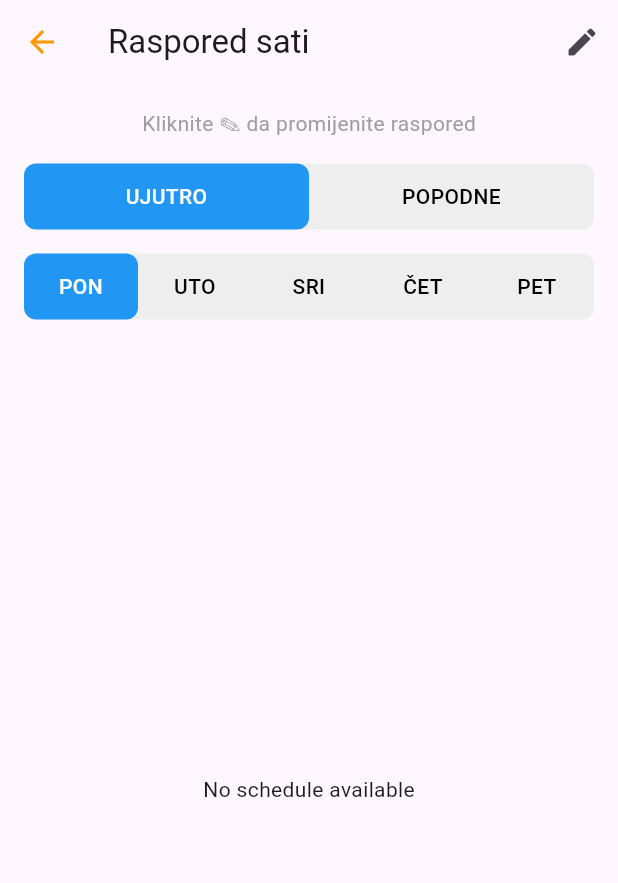
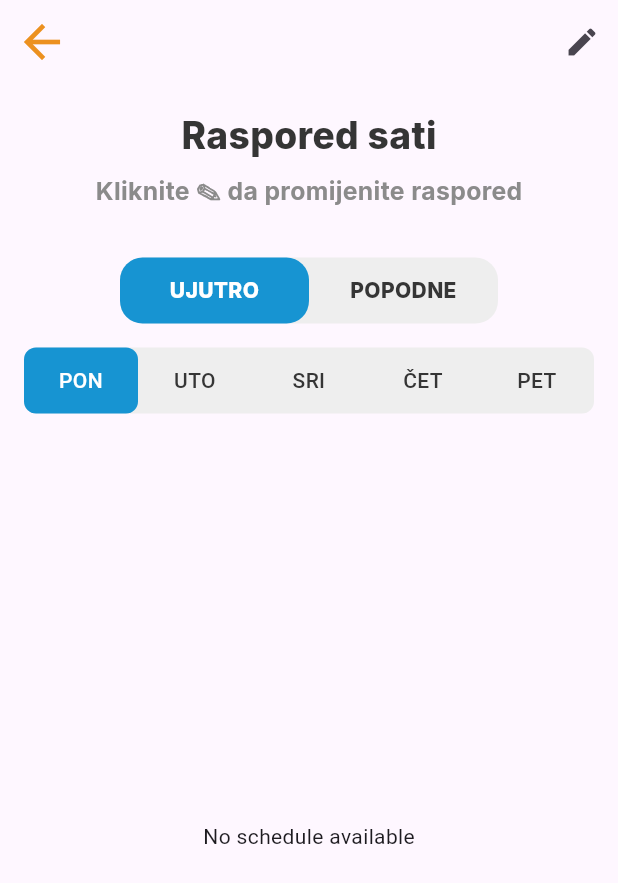
Before and after one commit to Aschmenzy/Odlikas_Flutter, a Flutter app: the SchedulePage screen opened directly, on a phone screen of 412 x 824 dp. Shown: the top 883 px of the screen. Run offline on Flutter 3.47's test engine with Material 3 defaults, Android fonts, the light colour scheme and no system bars; our stand-ins replace cloud_firestore, dotted_border, file_picker, firebase_core, flutter_dotenv, google_fonts and 4 more; missing offline and left inert: mobile_scanner, syncfusion_flutter_pdfviewer; accounts and stored records are empty.

Commit message:
SchedulePage and QuerryPage
----------------------Schedule Page------------------------------
Optimizing the schedulePage code and adding better styling,
Putting diffrent parts of the code into multiple files for better readability

----------------------Query Page----------------------------------
Made the querry page get the jobId from the previous page,
Now when useres sends a job request it makes a collection in that jobs collection for specific user data

---------------Icon ------------------------
added the testing logo for the mobile app

```diff
--- a/odlikas_mobilna/lib/pages/JobDetailsPage/job_details_page.dart
+++ b/odlikas_mobilna/lib/pages/JobDetailsPage/job_details_page.dart
@@ -197,7 +197,9 @@ class JobDetailsPage extends StatelessWidget {
                       buttonText: "POŠALJI UPIT",
                       ontap: () {
                         Navigator.of(context).push(MaterialPageRoute(
-                            builder: (context) => QueryPage()));
+                            builder: (context) => QueryPage(
+                                  jobId: jobId,
+                                )));
                       },
                       height: screenHeight * 0.07,
                       width: screenWidth,
--- /dev/null
+++ b/odlikas_mobilna/lib/pages/SchedulePage/Widgets/daySelector.dart
@@ -0,0 +1,70 @@
+import 'package:flutter/material.dart';
+import 'package:odlikas_mobilna/constants/constants.dart';
+
+class DaySelector extends StatelessWidget {
+  final String selectedDay;
+  final ValueChanged<String> onDaySelected;
+  final List<String> days = const ['PON', 'UTO', 'SRI', 'ČET', 'PET'];
+
+  const DaySelector({
+    super.key,
+    required this.selectedDay,
+    required this.onDaySelected,
+  });
+
+  @override
+  Widget build(BuildContext context) {
+    return Container(
+      margin: const EdgeInsets.all(16.0),
+      decoration: BoxDecoration(
+        color: Colors.grey[200],
+        borderRadius: BorderRadius.circular(8),
+      ),
+      child: Row(
+        children: days
+            .map((day) => _DayButton(
+                  day: day,
+                  isSelected: selectedDay == day,
+                  onTap: () => onDaySelected(day),
+                ))
+            .toList(),
+      ),
+    );
+  }
+}
+
+class _DayButton extends StatelessWidget {
+  final String day;
+  final bool isSelected;
+  final VoidCallback onTap;
+
+  const _DayButton({
+    required this.day,
+    required this.isSelected,
+    required this.onTap,
+  });
+
+  @override
+  Widget build(BuildContext context) {
+    return Expanded(
+      child: GestureDetector(
+        onTap: onTap,
+        child: Container(
+          padding: const EdgeInsets.symmetric(vertical: 12),
+          decoration: BoxDecoration(
+            color: isSelected ? AppColors.primary : Colors.transparent,
+            borderRadius: BorderRadius.circular(8),
+          ),
+          child: Text(
+            day.substring(0, 3),
+            textAlign: TextAlign.center,
+            style: TextStyle(
+              color: isSelected ? Colors.white : AppColors.secondary,
+              fontWeight: FontWeight.w500,
+            ),
+          ),
+        ),
+      ),
+    );
+  }
+}
--- /dev/null
+++ b/odlikas_mobilna/lib/pages/SchedulePage/Widgets/timeButton.dart
@@ -0,0 +1,39 @@
+import 'package:flutter/material.dart';
+import 'package:google_fonts/google_fonts.dart';
+import 'package:odlikas_mobilna/constants/constants.dart';
+
+class TimeButton extends StatelessWidget {
+  final String title;
+  final bool isSelected;
+  final VoidCallback onTap;
+
+  const TimeButton({
+    required this.title,
+    required this.isSelected,
+    required this.onTap,
+  });
+
+  @override
+  Widget build(BuildContext context) {
+    return Expanded(
+      child: GestureDetector(
+        onTap: onTap,
+        child: Container(
+          padding: const EdgeInsets.symmetric(vertical: 12),
+          decoration: BoxDecoration(
+            color: isSelected ? AppColors.primary : Colors.transparent,
+            borderRadius: BorderRadius.circular(15),
+          ),
+          child: Text(
+            title,
+            textAlign: TextAlign.center,
+            style: GoogleFonts.inter(
+              color: isSelected ? Colors.white : AppColors.secondary,
+              fontWeight: FontWeight.w800,
+            ),
+          ),
+        ),
+      ),
+    );
+  }
+}
--- /dev/null
+++ b/odlikas_mobilna/lib/pages/SchedulePage/Widgets/timeSelector.dart
@@ -0,0 +1,38 @@
+import 'package:flutter/material.dart';
+import 'package:odlikas_mobilna/pages/SchedulePage/Widgets/timeButton.dart';
+
+class TimeSelector extends StatelessWidget {
+  final bool isMorning;
+  final ValueChanged<bool> onChanged;
+
+  const TimeSelector({
+    super.key,
+    required this.isMorning,
+    required this.onChanged,
+  });
+
+  @override
+  Widget build(BuildContext context) {
+    return Container(
+      margin: const EdgeInsets.symmetric(horizontal: 80.0),
+      decoration: BoxDecoration(
+        color: Colors.grey[200],
+        borderRadius: BorderRadius.circular(15),
+      ),
+      child: Row(
+        children: [
+          TimeButton(
+            title: 'UJUTRO',
+            isSelected: isMorning,
+            onTap: () => onChanged(true),
+          ),
+          TimeButton(
+            title: 'POPODNE',
+            isSelected: !isMorning,
+            onTap: () => onChanged(false),
+          ),
+        ],
+      ),
+    );
+  }
+}
--- a/odlikas_mobilna/lib/pages/SchedulePage/schedule_page.dart
+++ b/odlikas_mobilna/lib/pages/SchedulePage/schedule_page.dart
@@ -1,9 +1,15 @@
 import 'package:cloud_firestore/cloud_firestore.dart';
 import 'package:flutter/material.dart';
+import 'package:google_fonts/google_fonts.dart';
 import 'package:hive_flutter/hive_flutter.dart';
+import 'package:lottie/lottie.dart';
+import 'package:odlikas_mobilna/constants/constants.dart';
 import 'package:odlikas_mobilna/database/api/api_services.dart';
 import 'package:odlikas_mobilna/database/models/schenule_subject.dart';
 import 'package:odlikas_mobilna/database/models/viewmodel.dart';
+import 'package:odlikas_mobilna/pages/SchedulePage/Widgets/daySelector.dart';
+import 'package:odlikas_mobilna/pages/SchedulePage/Widgets/subjectTitle.dart';
+import 'package:odlikas_mobilna/pages/SchedulePage/Widgets/timeSelector.dart';
 
 class SchedulePage extends StatefulWidget {
   const SchedulePage({super.key});
@@ -71,11 +77,13 @@ class _SchedulePageState extends State<SchedulePage> {
     return Scaffold(
       appBar: AppBar(
         leading: IconButton(
-          icon: const Icon(Icons.arrow_back),
-          color: Colors.orange,
+          icon: const Icon(
+            Icons.arrow_back,
+            size: 36,
+          ),
+          color: AppColors.accent,
           onPressed: () => Navigator.pop(context),
         ),
-        title: const Text('Raspored sati'),
         actions: [
           IconButton(
             icon: const Icon(Icons.edit),
@@ -99,7 +107,14 @@ class _SchedulePageState extends State<SchedulePage> {
               listenable: _homeViewModel,
               builder: (context, child) {
                 if (_homeViewModel.isLoading) {
-                  return const Center(child: CircularProgressIndicator());
+                  return Center(
+                      child: Center(
+                    child: Lottie.asset(
+                      'assets/animations/loadingBird.json',
+                      width: MediaQuery.of(context).size.width * 0.80,
+                      height: 120,
+                    ),
+                  ));
                 }
 
                 if (_homeViewModel.error != null) {
@@ -124,8 +139,10 @@ class _SchedulePageState extends State<SchedulePage> {
                     }
 
                     return SubjectTile(
-                      periodNumber: index + 1,
+                      periodNumber: index,
                       subject: subject,
+                      isFirst: index == 0,
+                      isLast: index == 8,
                     );
                   },
                 );
@@ -143,194 +160,28 @@ class ScheduleHeader extends StatelessWidget {
 
   @override
   Widget build(BuildContext context) {
-    return const Padding(
+    final screenWidth = MediaQuery.of(context).size.width;
+    final screenHeight = MediaQuery.of(context).size.height;
+    return Padding(
       padding: EdgeInsets.all(16.0),
-      child: Text(
-        'Kliknite ✎ da promijenite raspored',
-        style: TextStyle(color: Colors.grey),
-      ),
-    );
-  }
-}
-
-class TimeSelector extends StatelessWidget {
-  final bool isMorning;
-  final ValueChanged<bool> onChanged;
-
-  const TimeSelector({
-    super.key,
-    required this.isMorning,
-    required this.onChanged,
-  });
-
-  @override
-  Widget build(BuildContext context) {
-    return Container(
-      margin: const EdgeInsets.symmetric(horizontal: 16.0),
-      decoration: BoxDecoration(
-        color: Colors.grey[200],
-        borderRadius: BorderRadius.circular(8),
-      ),
-      child: Row(
+      child: Column(
         children: [
-          _TimeButton(
-            title: 'UJUTRO',
-            isSelected: isMorning,
-            onTap: () => onChanged(true),
+          Text("Raspored sati",
+              style: GoogleFonts.inter(
+                  color: AppColors.secondary,
+                  fontWeight: FontWeight.w800,
+                  fontSize: screenWidth * 0.06)),
+          SizedBox(height: screenHeight * 0.01),
+          Text(
+            'Kliknite ✎ da promijenite raspored',
+            style: GoogleFonts.inter(
+                color: AppColors.tertiary,
+                fontWeight: FontWeight.w700,
+                fontSize: screenWidth * 0.04),
           ),
-          _TimeButton(
-            title: 'POPODNE',
-            isSelected: !isMorning,
-            onTap: () => onChanged(false),
-          ),
+          SizedBox(height: screenHeight * 0.02),
         ],
       ),
     );
   }
 }
-
-class _TimeButton extends StatelessWidget {
-  final String title;
-  final bool isSelected;
-  final VoidCallback onTap;
-
-  const _TimeButton({
-    required this.title,
-    required this.isSelected,
-    required this.onTap,
-  });
-
-  @override
-  Widget build(BuildContext context) {
-    return Expanded(
-      child: GestureDetector(
-        onTap: onTap,
-        child: Container(
-          padding: const EdgeInsets.symmetric(vertical: 12),
-          decoration: BoxDecoration(
-            color: isSelected ? Colors.blue : Colors.transparent,
-            borderRadius: BorderRadius.circular(8),
-          ),
-          child: Text(
-            title,
-            textAlign: TextAlign.center,
-            style: TextStyle(
-              color: isSelected ? Colors.white : Colors.black,
-              fontWeight: FontWeight.w500,
-            ),
-          ),
-        ),
-      ),
-    );
-  }
-}
-
-class DaySelector extends StatelessWidget {
-  final String selectedDay;
-  final ValueChanged<String> onDaySelected;
-  final List<String> days = const ['PON', 'UTO', 'SRI', 'ČET', 'PET'];
-
-  const DaySelector({
-    super.key,
-    required this.selectedDay,
-    required this.onDaySelected,
-  });
-
-  @override
-  Widget build(BuildContext context) {
-    return Container(
-      margin: const EdgeInsets.all(16.0),
-      decoration: BoxDecoration(
-        color: Colors.grey[200],
-        borderRadius: BorderRadius.circular(8),
-      ),
-      child: Row(
-        children: days
-            .map((day) => _DayButton(
-                  day: day,
-                  isSelected: selectedDay == day,
-                  onTap: () => onDaySelected(day),
-                ))
-            .toList(),
-      ),
-    );
-  }
-}
-
-class _DayButton extends StatelessWidget {
-  final String day;
-  final bool isSelected;
-  final VoidCallback onTap;
-
-  const _DayButton({
-    required this.day,
-    required this.isSelected,
-    required this.onTap,
-  });
-
-  @override
-  Widget build(BuildContext context) {
-    return Expanded(
-      child: GestureDetector(
-        onTap: onTap,
-        child: Container(
-          padding: const EdgeInsets.symmetric(vertical: 12),
-          decoration: BoxDecoration(
-            color: isSelected ? Colors.blue : Colors.transparent,
-            borderRadius: BorderRadius.circular(8),
-          ),
-          child: Text(
-            day.substring(0, 3),
-            textAlign: TextAlign.center,
-            style: TextStyle(
-              color: isSelected ? Colors.white : Colors.black,
-              fontWeight: FontWeight.w500,
-            ),
-          ),
-        ),
-      ),
-    );
-  }
-}
-
-class SubjectTile extends StatelessWidget {
-  final int periodNumber;
-  final String subject;
-
-  const SubjectTile({
-    super.key,
-    required this.periodNumber,
-    required this.subject,
-  });
-
-  @override
-  Widget build(BuildContext context) {
-    return Container(
-      decoration: const BoxDecoration(
-        border: Border(
-          bottom: BorderSide(color: Colors.grey, width: 0.5),
-        ),
-      ),
-      child: ListTile(
-        leading: Container(
-          width: 60,
-          padding: const EdgeInsets.symmetric(vertical: 8),
-          alignment: Alignment.center,
-          decoration: const BoxDecoration(
-            color: Colors.blue,
-            borderRadius: BorderRadius.only(
-              topRight: Radius.circular(4),
-              bottomRight: Radius.circular(4),
-            ),
-          ),
-          child: Text(
-            '$periodNumber.sat',
-            style: const TextStyle(color: Colors.white),
-          ),
-        ),
-        title: Text(subject),
-        trailing: Icon(subject.isEmpty ? Icons.add : Icons.remove),
-      ),
-    );
-  }
-}
--- a/odlikas_mobilna/pubspec.yaml
+++ b/odlikas_mobilna/pubspec.yaml
@@ -48,6 +48,12 @@ dependencies:
   mobile_scanner: ^6.0.5
   path_provider: ^2.1.5
   syncfusion_flutter_pdfviewer: ^28.2.3
+  flutter_launcher_icons: ^0.14.3
+
+flutter_launcher_icons:
+  android: "launcher_icon"
+  ios: true
+  image_path: "assets/icon/logo.png"
 
 dev_dependencies:
   flutter_test:
```
Also changed, not shown: odlikas_mobilna/lib/pages/QueryPage/query_page.dart (+66 -2 lines), odlikas_mobilna/lib/pages/SchedulePage/Widgets/subjectTitle.dart (added, +56 -0 lines), odlikas_mobilna/assets/icon/image.png (added), odlikas_mobilna/pubspec.lock, 29 other files.
